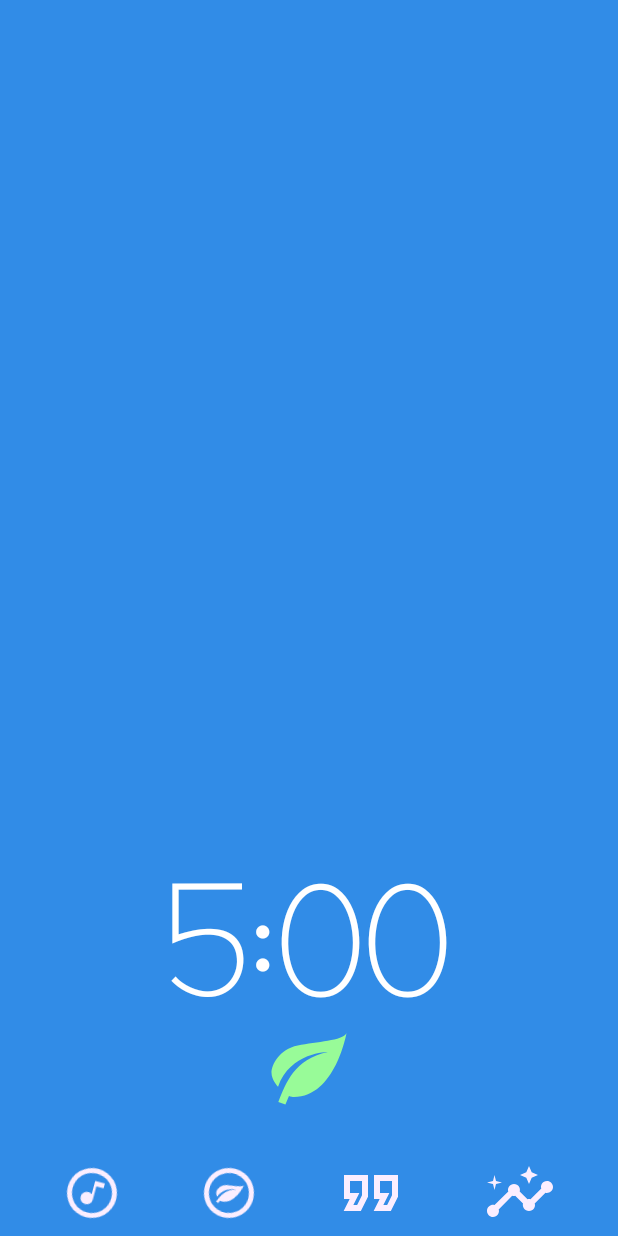
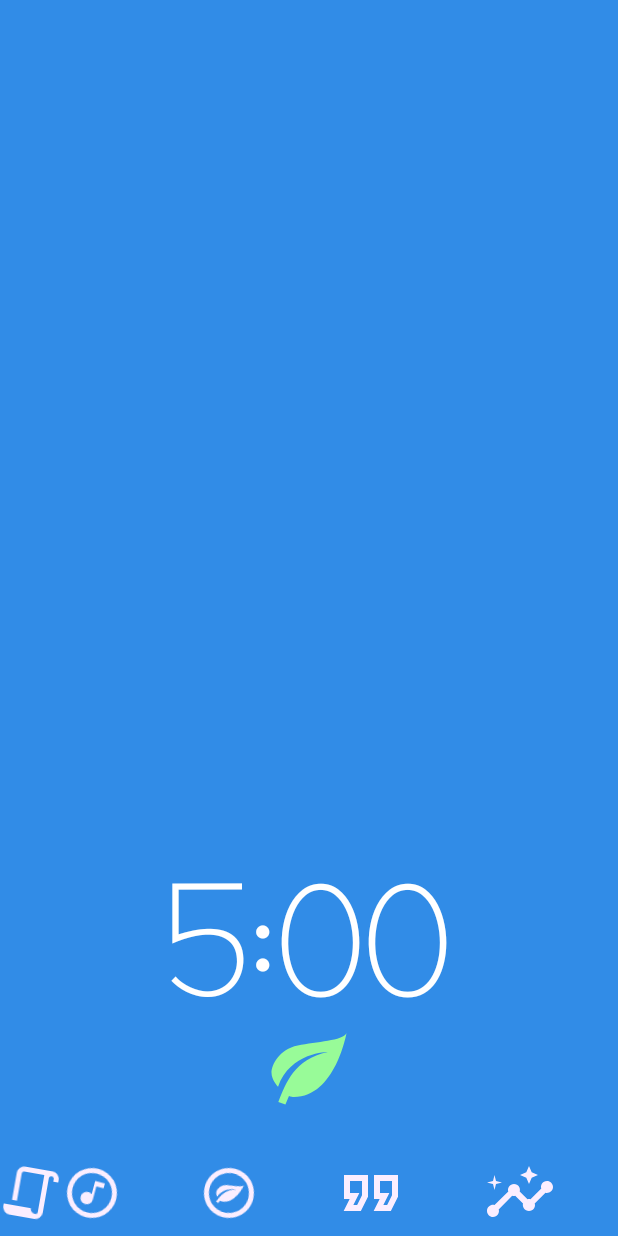
Before and after one commit to preludeinc/a-new-leaf, an Android app: the screen it shows after launch (MainActivity), after a tap on "music icon", on a phone screen of 412 x 824 dp. Run offline under Robolectric (Android 15) with nearby library versions, the phone set to English and light mode, and no system bars.

Commit message:
Update activity_main.xml

```diff
--- a/app/src/main/res/layout/activity_main.xml
+++ b/app/src/main/res/layout/activity_main.xml
@@ -18,23 +18,23 @@
         app:layout_constraintStart_toStartOf="parent"
         app:layout_constraintEnd_toEndOf="parent" />
 
-<!--    &lt;!&ndash; Rules Button &ndash;&gt;-->
-<!--    <ImageButton-->
-<!--        android:id="@+id/image_button_rules_button"-->
-<!--        android:layout_width="wrap_content"-->
-<!--        android:layout_height="wrap_content"-->
-<!--        android:layout_margin="10dp"-->
-<!--        android:clickable="true"-->
-<!--        android:contentDescription="@string/rules_icon"-->
-<!--        android:focusable="true"-->
-<!--        android:rotation="10"-->
-<!--        android:soundEffectsEnabled="false"-->
-<!--        android:src="@drawable/rules_icon"-->
-<!--        android:background="@android:color/transparent"-->
-<!--        app:layout_constraintTop_toBottomOf="@id/button_horizontal_guideline"-->
-<!--        app:layout_constraintBottom_toBottomOf="parent"-->
-<!--        app:layout_constraintEnd_toStartOf="@id/image_button_music_button"-->
-<!--        app:layout_constraintStart_toStartOf="parent" />-->
+    <!-- Rules Button -->
+   <ImageButton
+            android:id="@+id/image_button_rules_button"
+            android:layout_width="wrap_content"
+            android:layout_height="wrap_content"
+            android:layout_margin="10dp"
+            android:clickable="true"
+            android:contentDescription="@string/rules_icon"
+            android:focusable="true"
+            android:rotation="10"
+            android:soundEffectsEnabled="false"
+            android:src="@drawable/rules_icon"
+            android:background="@android:color/transparent"
+            app:layout_constraintTop_toBottomOf="@id/button_horizontal_guideline"
+            app:layout_constraintBottom_toBottomOf="parent"
+            app:layout_constraintEnd_toStartOf="@id/image_button_music_button"
+            app:layout_constraintStart_toStartOf="parent" />
 
     <!-- Music Button -->
     <ImageButton
```
